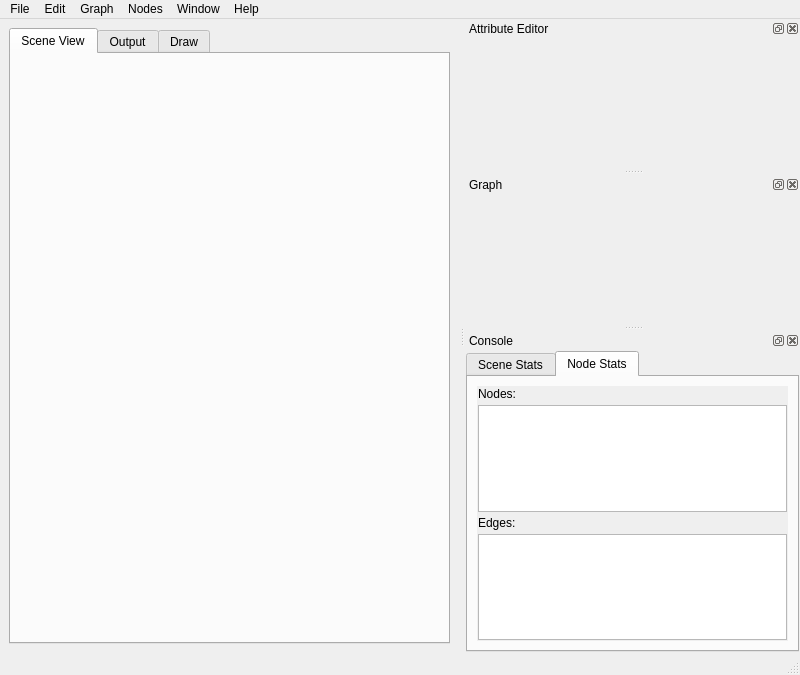
Before: the Qt Designer form ui/SceneGraph.ui in mfessenden/SceneGraph, drawn with Qt 5.
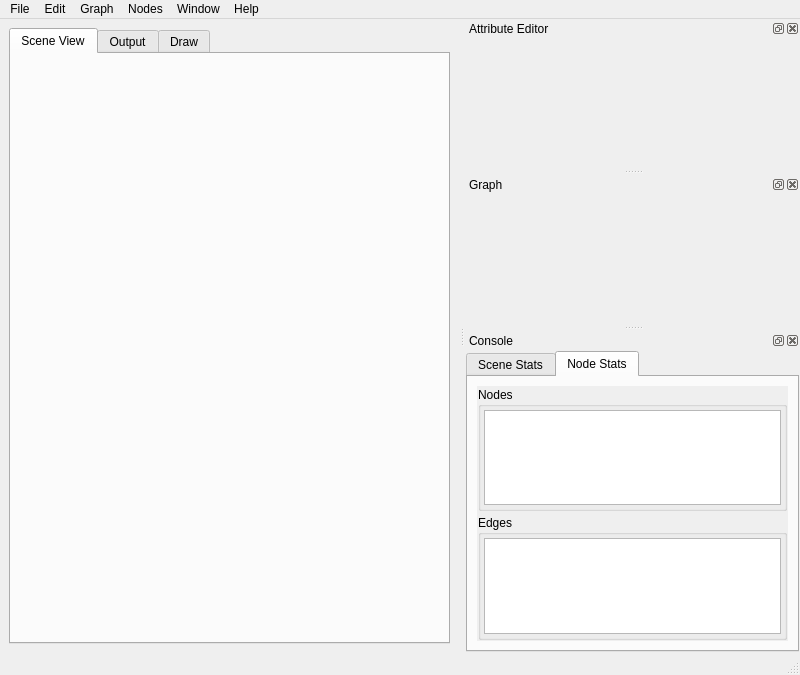
After: the same form once the commit is applied. The open tabs and pages were chosen to show the change. Icons and pictures are not drawn.

Commit message: - add Graph.updateGraph method to update network nodes from the scene. - add SceneGraph preferences dialog

Diff of the .ui file:
```diff
--- a/ui/SceneGraph.ui
+++ b/ui/SceneGraph.ui
@@ -291,7 +291,7 @@
    <property name="minimumSize">
     <size>
      <width>250</width>
-     <height>170</height>
+     <height>190</height>
     </size>
    </property>
    <property name="windowTitle">
@@ -477,11 +477,11 @@
              <rect>
               <x>0</x>
               <y>0</y>
-              <width>98</width>
-              <height>196</height>
+              <width>361</width>
+              <height>234</height>
              </rect>
             </property>
-            <layout class="QVBoxLayout" name="nodeStatsLayout" stretch="0,1,0,1">
+            <layout class="QVBoxLayout" name="nodeStatsLayout" stretch="0,0">
              <property name="spacing">
               <number>4</number>
              </property>
@@ -489,31 +489,47 @@
               <number>1</number>
              </property>
              <item>
-              <widget class="QLabel" name="nodeStatsLabel">
-               <property name="text">
-                <string>Nodes:</string>
+              <widget class="QGroupBox" name="group_nodes">
+               <property name="title">
+                <string>Nodes</string>
                </property>
-               <property name="class" stdset="0">
-                <string>ListHeader</string>
+               <property name="flat">
+                <bool>true</bool>
                </property>
+               <layout class="QVBoxLayout" name="groupNodesLayout">
+                <property name="spacing">
+                 <number>3</number>
+                </property>
+                <property name="margin">
+                 <number>3</number>
+                </property>
+                <item>
+                 <widget class="QListView" name="nodeStatsList"/>
+                </item>
+               </layout>
               </widget>
              </item>
              <item>
-              <widget class="QListView" name="nodeStatsList"/>
-             </item>
-             <item>
-              <widget class="QLabel" name="edgeStatsLabel">
-               <property name="text">
-                <string>Edges:</string>
+              <widget class="QGroupBox" name="group_edges">
+               <property name="title">
+                <string>Edges</string>
                </property>
-               <property name="class" stdset="0">
-                <string>ListHeader</string>
+               <property name="flat">
+                <bool>true</bool>
                </property>
+               <layout class="QVBoxLayout" name="groupEdgesLayout">
+                <property name="spacing">
+                 <number>3</number>
+                </property>
+                <property name="margin">
+                 <number>3</number>
+                </property>
+                <item>
+                 <widget class="QListView" name="edgeStatsList"/>
+                </item>
+               </layout>
               </widget>
              </item>
-             <item>
-              <widget class="QListView" name="edgeStatsList"/>
-             </item>
             </layout>
            </widget>
           </widget>
```
Left out of the diff: 14 changed lines with no effect on the pictures. The commit also changes 11 other files.
